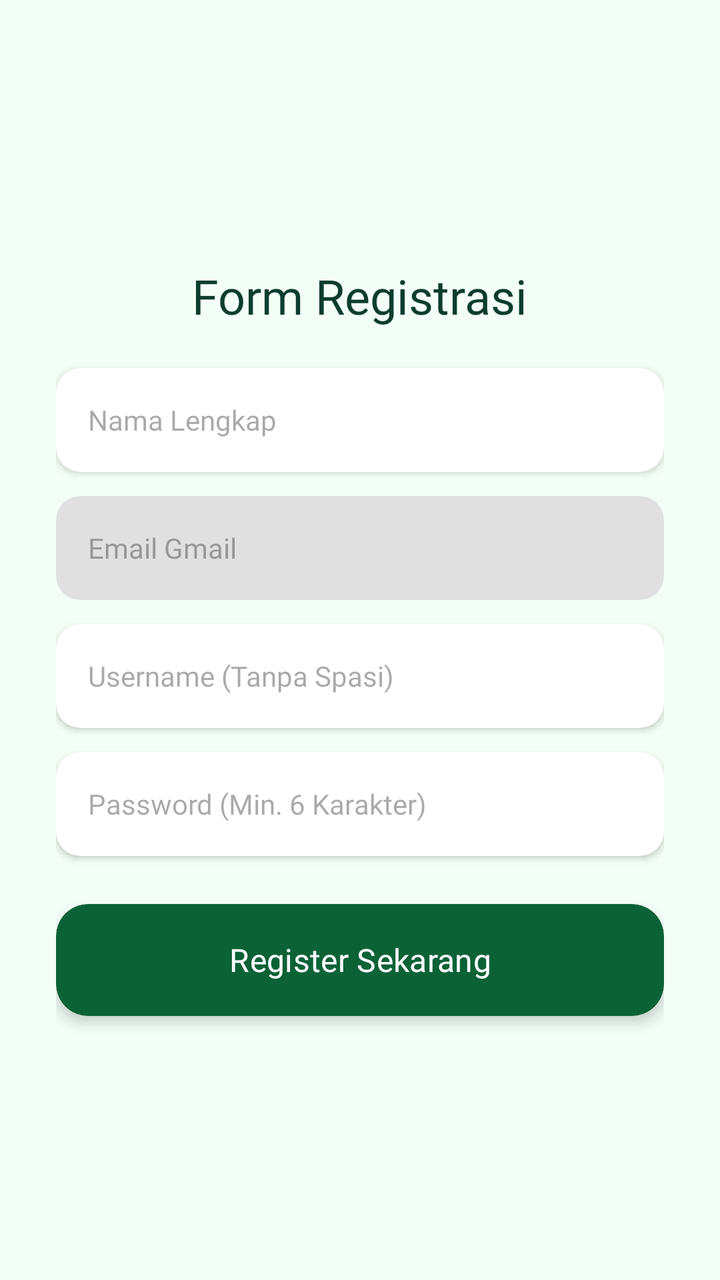
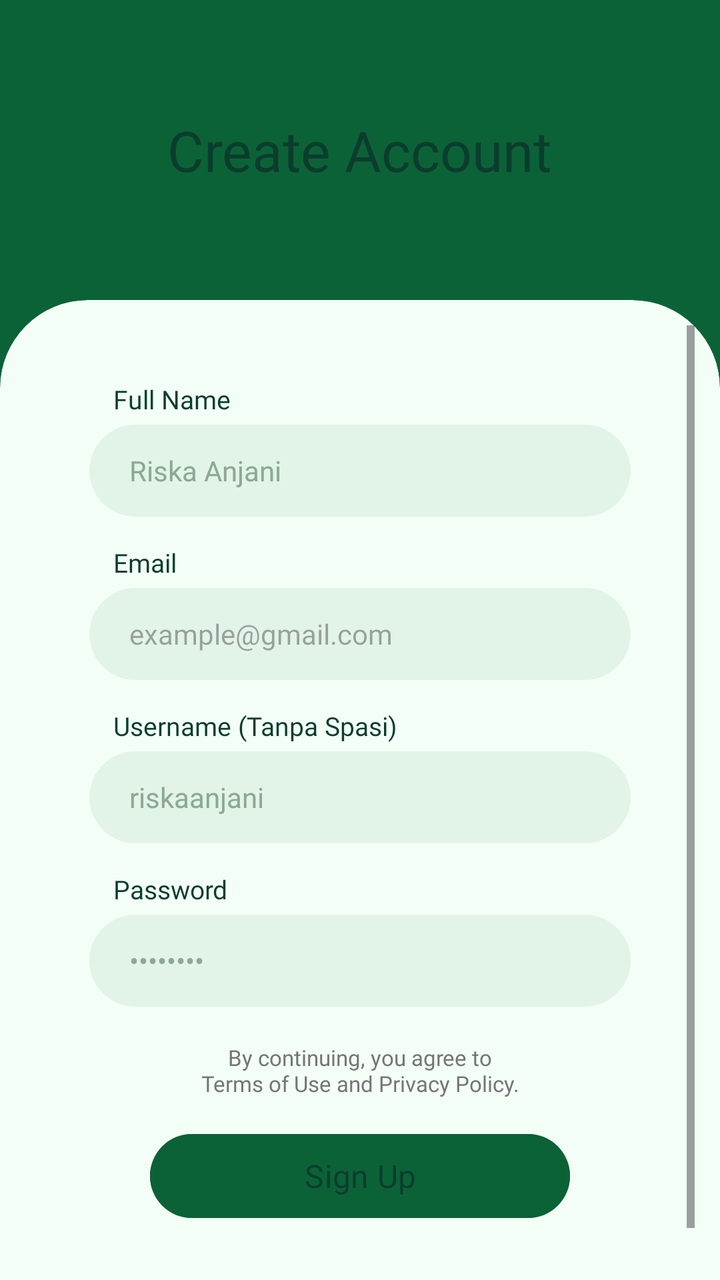

Two renders of the same Android screen: before a commit and after it. Below are the layout's source before the change and the commit's diff.
<!-- AndroidManifest.xml: application theme Theme.IKABiskuat -->
<!-- res/layout/activity_register.xml -->
<?xml version="1.0" encoding="utf-8"?>
<ScrollView xmlns:android="http://schemas.android.com/apk/res/android"
    xmlns:app="http://schemas.android.com/apk/res-auto"
    android:layout_width="match_parent"
    android:layout_height="match_parent"
    android:background="@color/surface_base"
    android:fillViewport="true">

    <LinearLayout
        android:layout_width="match_parent"
        android:layout_height="wrap_content"
        android:gravity="center"
        android:orientation="vertical"
        android:padding="28dp">

        <TextView
            android:layout_width="wrap_content"
            android:layout_height="wrap_content"
            android:fontFamily="@font/poppinsbold"
            android:text="Form Registrasi"
            android:textColor="@color/text_primary"
            android:textSize="24sp" />

        
        <androidx.cardview.widget.CardView
            android:layout_width="match_parent"
            android:layout_height="wrap_content"
            android:layout_marginTop="20dp"
            app:cardBackgroundColor="@color/white"
            app:cardCornerRadius="12dp"
            app:cardElevation="2dp">
            <EditText
                android:id="@+id/etRegName"
                android:layout_width="match_parent"
                android:layout_height="52dp"
                android:background="@android:color/transparent"
                android:fontFamily="@font/poppinsregular"
                android:hint="Nama Lengkap"
                android:paddingHorizontal="16dp"
                android:textSize="14sp" />
        </androidx.cardview.widget.CardView>

        
        <androidx.cardview.widget.CardView
            android:layout_width="match_parent"
            android:layout_height="wrap_content"
            android:layout_marginTop="12dp"
            app:cardBackgroundColor="#E0E0E0"
            app:cardCornerRadius="12dp"
            app:cardElevation="0dp">
            <EditText
                android:id="@+id/etRegEmail"
                android:layout_width="match_parent"
                android:layout_height="52dp"
                android:background="@android:color/transparent"
                android:enabled="false"
                android:fontFamily="@font/poppinsregular"
                android:hint="Email Gmail"
                android:paddingHorizontal="16dp"
                android:textColor="#555555"
                android:textSize="14sp" />
        </androidx.cardview.widget.CardView>

        
        <androidx.cardview.widget.CardView
            android:layout_width="match_parent"
            android:layout_height="wrap_content"
            android:layout_marginTop="12dp"
            app:cardBackgroundColor="@color/white"
            app:cardCornerRadius="12dp"
            app:cardElevation="2dp">
            <EditText
                android:id="@+id/etRegUsername"
                android:layout_width="match_parent"
                android:layout_height="52dp"
                android:background="@android:color/transparent"
                android:fontFamily="@font/poppinsregular"
                android:hint="Username (Tanpa Spasi)"
                android:inputType="text"
                android:paddingHorizontal="16dp"
                android:textSize="14sp" />
        </androidx.cardview.widget.CardView>

        
        <androidx.cardview.widget.CardView
            android:layout_width="match_parent"
            android:layout_height="wrap_content"
            android:layout_marginTop="12dp"
            app:cardBackgroundColor="@color/white"
            app:cardCornerRadius="12dp"
            app:cardElevation="2dp">
            <EditText
                android:id="@+id/etRegPassword"
                android:layout_width="match_parent"
                android:layout_height="52dp"
                android:background="@android:color/transparent"
                android:fontFamily="@font/poppinsregular"
                android:hint="Password (Min. 6 Karakter)"
                android:inputType="textPassword"
                android:paddingHorizontal="16dp"
                android:textSize="14sp" />
        </androidx.cardview.widget.CardView>

        
        <androidx.cardview.widget.CardView
            android:layout_width="match_parent"
            android:layout_height="wrap_content"
            android:layout_marginTop="24dp"
            app:cardBackgroundColor="@color/semawit_btn_green"
            app:cardCornerRadius="16dp"
            app:cardElevation="4dp">

            <Button
                android:id="@+id/btnRegisterSubmit"
                android:layout_width="match_parent"
                android:layout_height="56dp"
                android:background="?android:attr/selectableItemBackground"
                android:fontFamily="@font/poppinsbold"
                android:text="Register Sekarang"
                android:textColor="@color/white"
                android:textSize="16sp" />
        </androidx.cardview.widget.CardView>

    </LinearLayout>
</ScrollView>
<!-- resources referenced by this layout -->
<resources>
  <color name="semawit_btn_green">#0C6237</color>
  <color name="surface_base">#F3FFF6</color>
  <color name="text_primary">#0B3D2E</color>
  <color name="white">#FFFFFFFF</color>
  <style name="Theme.IKABiskuat" parent="Base.Theme.IKABiskuat" />
  <style name="Base.Theme.IKABiskuat" parent="Theme.Material3.DayNight.NoActionBar" />
</resources>

<!-- the commit's change to res/layout/activity_register.xml (unified diff, before → after) -->
@@ -1,125 +1,173 @@
 <?xml version="1.0" encoding="utf-8"?>
-<ScrollView xmlns:android="http://schemas.android.com/apk/res/android"
+<LinearLayout xmlns:android="http://schemas.android.com/apk/res/android"
     xmlns:app="http://schemas.android.com/apk/res-auto"
     android:layout_width="match_parent"
     android:layout_height="match_parent"
-    android:background="@color/surface_base"
-    android:fillViewport="true">
+    android:background="@color/semawit_green"
+    android:orientation="vertical">
 
+    
     <LinearLayout
         android:layout_width="match_parent"
-        android:layout_height="wrap_content"
+        android:layout_height="150dp"
         android:gravity="center"
         android:orientation="vertical"
-        android:padding="28dp">
+        android:paddingHorizontal="24dp">
 
         <TextView
             android:layout_width="wrap_content"
             android:layout_height="wrap_content"
             android:fontFamily="@font/poppinsbold"
-            android:text="Form Registrasi"
+            android:text="Create Account"
             android:textColor="@color/text_primary"
-            android:textSize="24sp" />
+            android:textSize="28sp" />
+    </LinearLayout>
 
-        
-        <androidx.cardview.widget.CardView
+    
+    <com.google.android.material.card.MaterialCardView
+        android:layout_width="match_parent"
+        android:layout_height="match_parent"
+        app:cardBackgroundColor="@color/surface_base"
+        app:cardElevation="0dp"
+        app:shapeAppearanceOverlay="@style/ShapeAppearance.TopRounded"
+        app:strokeWidth="0dp">
+
+        <ScrollView
             android:layout_width="match_parent"
-            android:layout_height="wrap_content"
-            android:layout_marginTop="20dp"
-            app:cardBackgroundColor="@color/white"
-            app:cardCornerRadius="12dp"
-            app:cardElevation="2dp">
-            <EditText
-                android:id="@+id/etRegName"
+            android:layout_height="match_parent"
+            android:fillViewport="true">
+
+            <LinearLayout
                 android:layout_width="match_parent"
-                android:layout_height="52dp"
-                android:background="@android:color/transparent"
-                android:fontFamily="@font/poppinsregular"
-                android:hint="Nama Lengkap"
-                android:paddingHorizontal="16dp"
-                android:textSize="14sp" />
-        </androidx.cardview.widget.CardView>
+                android:layout_height="wrap_content"
+                android:gravity="center_horizontal"
+                android:orientation="vertical"
+                android:paddingHorizontal="32dp"
+                android:paddingTop="28dp"
+                android:paddingBottom="28dp">
 
-        
-        <androidx.cardview.widget.CardView
-            android:layout_width="match_parent"
-            android:layout_height="wrap_content"
-            android:layout_marginTop="12dp"
-            app:cardBackgroundColor="#E0E0E0"
-            app:cardCornerRadius="12dp"
-            app:cardElevation="0dp">
-            <EditText
-                android:id="@+id/etRegEmail"
-                android:layout_width="match_parent"
-                android:layout_height="52dp"
-                android:background="@android:color/transparent"
-                android:enabled="false"
-                android:fontFamily="@font/poppinsregular"
-                android:hint="Email Gmail"
-                android:paddingHorizontal="16dp"
-                android:textColor="#555555"
-                android:textSize="14sp" />
-        </androidx.cardview.widget.CardView>
+                
+                <TextView
+                    android:layout_width="match_parent"
+                    android:layout_height="wrap_content"
+                    android:layout_marginStart="8dp"
+                    android:fontFamily="@font/poppinsbold"
+                    android:text="Full Name"
+                    android:textColor="@color/text_primary"
+                    android:textSize="13sp" />
 
-        
-        <androidx.cardview.widget.CardView
-            android:layout_width="match_parent"
-            android:layout_height="wrap_content"
-            android:layout_marginTop="12dp"
-            app:cardBackgroundColor="@color/white"
-            app:cardCornerRadius="12dp"
-            app:cardElevation="2dp">
-            <EditText
-                android:id="@+id/etRegUsername"
-                android:layout_width="match_parent"
-                android:layout_height="52dp"
-                android:background="@android:color/transparent"
-                android:fontFamily="@font/poppinsregular"
-                android:hint="Username (Tanpa Spasi)"
-                android:inputType="text"
-                android:paddingHorizontal="16dp"
-                android:textSize="14sp" />
-        </androidx.cardview.widget.CardView>
+                <EditText
+                    android:id="@+id/etRegName"
+                    android:layout_width="match_parent"
+                    android:layout_height="46dp"
+                    android:layout_marginTop="4dp"
+                    android:background="@drawable/bg_input_pill"
+                    android:fontFamily="@font/poppinsregular"
+                    android:hint="Riska Anjani"
+                    android:inputType="textPersonName"
+                    android:paddingHorizontal="20dp"
+                    android:textColor="@color/text_primary"
+                    android:textColorHint="#8BA896"
+                    android:textSize="14sp" />
 
-        
-        <androidx.cardview.widget.CardView
-            android:layout_width="match_parent"
-            android:layout_height="wrap_content"
-            android:layout_marginTop="12dp"
-            app:cardBackgroundColor="@color/white"
-            app:cardCornerRadius="12dp"
-            app:cardElevation="2dp">
-            <EditText
-                android:id="@+id/etRegPassword"
-                android:layout_width="match_parent"
-                android:layout_height="52dp"
-                android:background="@android:color/transparent"
-                android:fontFamily="@font/poppinsregular"
-                android:hint="Password (Min. 6 Karakter)"
-                android:inputType="textPassword"
-                android:paddingHorizontal="16dp"
-                android:textSize="14sp" />
-        </androidx.cardview.widget.CardView>
+                
+                <TextView
+                    android:layout_width="match_parent"
+                    android:layout_height="wrap_content"
+                    android:layout_marginStart="8dp"
+                    android:layout_marginTop="14dp"
+                    android:fontFamily="@font/poppinsbold"
+                    android:text="Email"
+                    android:textColor="@color/text_primary"
+                    android:textSize="13sp" />
 
-        
-        <androidx.cardview.widget.CardView
-            android:layout_width="match_parent"
-            android:layout_height="wrap_content"
-            android:layout_marginTop="24dp"
-            app:cardBackgroundColor="@color/semawit_btn_green"
-            app:cardCornerRadius="16dp"
-            app:cardElevation="4dp">
+                <EditText
+                    android:id="@+id/etRegEmail"
+                    android:layout_width="match_parent"
+                    android:layout_height="46dp"
+                    android:layout_marginTop="4dp"
+                    android:background="@drawable/bg_input_pill"
+                    android:enabled="false"
+                    android:fontFamily="@font/poppinsregular"
+                    android:hint="example@gmail.com"
+                    android:paddingHorizontal="20dp"
+                    android:textColor="#4B6B58"
+                    android:textSize="14sp" />
 
-            <Button
-                android:id="@+id/btnRegisterSubmit"
-                android:layout_width="match_parent"
-                android:layout_height="56dp"
-                android:background="?android:attr/selectableItemBackground"
-                android:fontFamily="@font/poppinsbold"
-                android:text="Register Sekarang"
-                android:textColor="@color/white"
-                android:textSize="16sp" />
-        </androidx.cardview.widget.CardView>
+                
+                <TextView
+                    android:layout_width="match_parent"
+                    android:layout_height="wrap_content"
+                    android:layout_marginStart="8dp"
+                    android:layout_marginTop="14dp"
+                    android:fontFamily="@font/poppinsbold"
+                    android:text="Username (Tanpa Spasi)"
+                    android:textColor="@color/text_primary"
+                    android:textSize="13sp" />
 
-    </LinearLayout>
-</ScrollView>
+                <EditText
+                    android:id="@+id/etRegUsername"
+                    android:layout_width="match_parent"
+                    android:layout_height="46dp"
+                    android:layout_marginTop="4dp"
+                    android:background="@drawable/bg_input_pill"
+                    android:fontFamily="@font/poppinsregular"
+                    android:hint="riskaanjani"
+                    android:inputType="text"
+                    android:paddingHorizontal="20dp"
+                    android:textColor="@color/text_primary"
+                    android:textColorHint="#8BA896"
+                    android:textSize="14sp" />
+
+                
+                <TextView
+                    android:layout_width="match_parent"
+                    android:layout_height="wrap_content"
+                    android:layout_marginStart="8dp"
+                    android:layout_marginTop="14dp"
+                    android:fontFamily="@font/poppinsbold"
+                    android:text="Password"
+                    android:textColor="@color/text_primary"
+                    android:textSize="13sp" />
+
+                <EditText
+                    android:id="@+id/etRegPassword"
+                    android:layout_width="match_parent"
+                    android:layout_height="46dp"
+                    android:layout_marginTop="4dp"
+                    android:background="@drawable/bg_input_pill"
+                    android:fontFamily="@font/poppinsregular"
+                    android:hint="••••••••"
+                    android:inputType="textPassword"
+                    android:paddingHorizontal="20dp"
+                    android:textColor="@color/text_primary"
+                    android:textColorHint="#8BA896"
+                    android:textSize="14sp" />
+
+                <TextView
+                    android:layout_width="wrap_content"
+                    android:layout_height="wrap_content"
+                    android:layout_marginTop="18dp"
+                    android:fontFamily="@font/poppinsregular"
+                    android:text="By continuing, you agree to\nTerms of Use and Privacy Policy."
+                    android:textAlignment="center"
+                    android:textColor="@color/text_muted"
+                    android:textSize="11sp" />
+
+                <com.google.android.material.button.MaterialButton
+                    android:id="@+id/btnRegisterSubmit"
+                    android:layout_width="210dp"
+                    android:layout_height="50dp"
+                    android:layout_marginTop="14dp"
+                    android:backgroundTint="@color/semawit_green"
+                    android:fontFamily="@font/poppinsbold"
+                    android:text="Sign Up"
+                    android:textAllCaps="false"
+                    android:textColor="@color/text_primary"
+                    android:textSize="16sp"
+                    app:cornerRadius="25dp" />
+
+            </LinearLayout>
+        </ScrollView>
+    </com.google.android.material.card.MaterialCardView>
+</LinearLayout>
<!-- resource entries referenced after the edit -->
@@ -1,10 +1,24 @@
 <!-- resources referenced by this layout -->
 <resources>
-  <color name="semawit_btn_green">#0C6237</color>
+  <color name="semawit_green">#0C6237</color>
   <color name="surface_base">#F3FFF6</color>
+  <color name="text_muted">#757575</color>
   <color name="text_primary">#0B3D2E</color>
-  <color name="white">#FFFFFFFF</color>
+  <!-- drawable bg_input_pill (drawable) -->
+  <?xml version="1.0" encoding="utf-8"?>
+  <shape xmlns:android="http://schemas.android.com/apk/res/android"
+      android:shape="rectangle">
+      <solid android:color="@color/input_pill_bg" />
+      <corners android:radius="24dp" />
+  </shape>
+  <style name="ShapeAppearance.TopRounded" parent="ShapeAppearance.Material3.Corner.None">
+          <item name="cornerSizeTopLeft">44dp</item>
+          <item name="cornerSizeTopRight">44dp</item>
+          <item name="cornerSizeBottomLeft">0dp</item>
+          <item name="cornerSizeBottomRight">0dp</item>
+      </style>
   <style name="Theme.IKABiskuat" parent="Base.Theme.IKABiskuat" />
+  <color name="input_pill_bg">#E2F3E7</color>
   <style name="Base.Theme.IKABiskuat" parent="Theme.Material3.DayNight.NoActionBar" />
 </resources>
 
